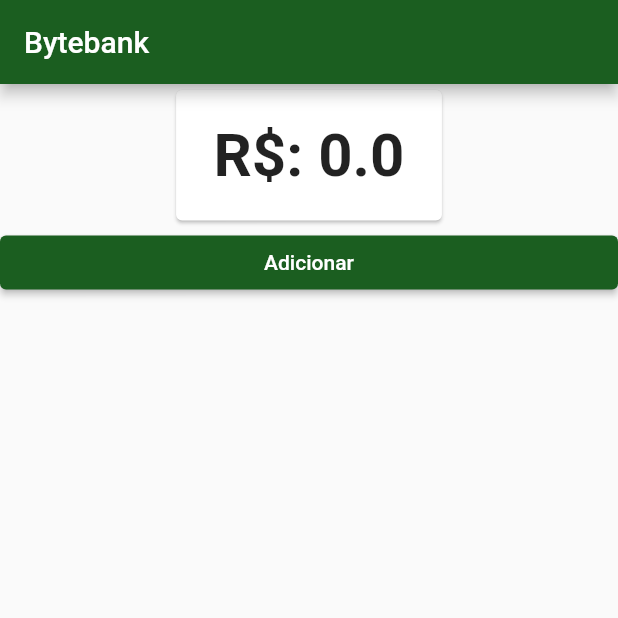
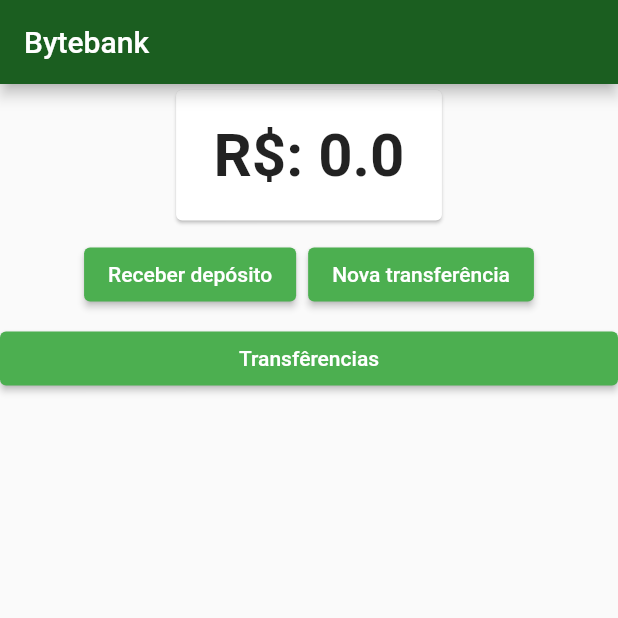
Before and after one commit to WesleyLeoncio/Curso-de-Flutter, a Flutter app: the screen it shows after launch, on a phone screen of 412 x 824 dp, the top half of it. Run offline on Flutter 3.47's test engine with Material 2 defaults, Android fonts, the phone set to English and light mode, and no system bars; our stand-ins replace convex_bottom_bar, firebase_core, firebase_crashlytics, flutter_slidable, fluttertoast, sqflite; missing offline and left inert: http_interceptor, validatorless; accounts and stored records are empty.

```diff
--- a/bytebank_gerenciando_estados/lib/screens/dashboard/dashboard.dart
+++ b/bytebank_gerenciando_estados/lib/screens/dashboard/dashboard.dart
@@ -1,8 +1,9 @@
-import 'package:bytebank_gerenciando_estados/models/saldo.dart';
 import 'package:bytebank_gerenciando_estados/screens/dashboard/saldo_card.dart';
 import 'package:bytebank_gerenciando_estados/screens/deposito/formulario_deposito.dart';
+import 'package:bytebank_gerenciando_estados/screens/transferencia/formulario_transferencia.dart';
+import 'package:bytebank_gerenciando_estados/screens/transferencia/lista_transferencia.dart';
 import 'package:flutter/material.dart';
-import 'package:provider/provider.dart';
+
 
 class Dashboard extends StatelessWidget {
   const Dashboard({Key? key}) : super(key: key);
@@ -19,12 +20,37 @@ class Dashboard extends StatelessWidget {
               alignment: Alignment.topCenter,
               child: SaldoCard(),
             ),
+            ButtonBar(
+              alignment: MainAxisAlignment.center,
+              children: <Widget>[
+                ElevatedButton(
+                    child: const Text('Receber depósito'),
+                    style: ElevatedButton.styleFrom(primary: Colors.green),
+                    onPressed: () {
+                      Navigator.push(context,
+                          MaterialPageRoute(builder: (context) {
+                        return FormularioDeposito();
+                      }));
+                    }),
+                ElevatedButton(
+                      child: const Text('Nova transferência'),
+                    style: ElevatedButton.styleFrom(primary: Colors.green),
+                    onPressed: () {
+                      Navigator.push(context,
+                          MaterialPageRoute(builder: (context) {
+                            return  FormularioTransferencia();
+                          }));
+                    })
+              ],
+            ),
             ElevatedButton(
-                child: const Text('Adicionar'),
+                child: const Text('Transfêrencias'),
+                style: ElevatedButton.styleFrom(primary: Colors.green),
                 onPressed: () {
-                  Navigator.push(context, MaterialPageRoute(builder: (context) {
-                    return FormularioDeposito();
-                  }));
+                  Navigator.push(context,
+                      MaterialPageRoute(builder: (context) {
+                        return ListaTransferencia();
+                      }));
                 })
           ],
         ));
--- a/bytebank_gerenciando_estados/lib/screens/transferencia/item.dart
+++ b/bytebank_gerenciando_estados/lib/screens/transferencia/item.dart
@@ -11,8 +11,8 @@ class ItemTransferencia extends StatelessWidget {
     return Card(
       child: ListTile(
         leading: const Icon(Icons.monetization_on),
-        title: Text(_transferencia.valor.toString(), style: const TextStyle(fontSize: 24),),
-        subtitle: Text(_transferencia.nConta.toString(), style: const TextStyle(fontSize: 16)),
+        title: Text(_transferencia.toStringValor(), style: const TextStyle(fontSize: 24),),
+        subtitle: Text(_transferencia.toStringConta(), style: const TextStyle(fontSize: 16)),
       ),
     );
   }
```
Also changed, not shown: bytebank_gerenciando_estados/lib/main.dart (+6 -2 lines), bytebank_gerenciando_estados/lib/models/transferencia.dart (+6 -3 lines), bytebank_gerenciando_estados/lib/models/transferencias.dart (added, +14 -0 lines), bytebank_gerenciando_estados/lib/screens/transferencia/formulario_transferencia.dart (renamed from bytebank_gerenciando_estados/lib/screens/transferencia/formulario.dart, +26 -13 lines), bytebank_gerenciando_estados/lib/screens/transferencia/lista.dart (deleted, +0 -47 lines), bytebank_gerenciando_estados/lib/screens/transferencia/lista_transferencia.dart (added, +38 -0 lines).
